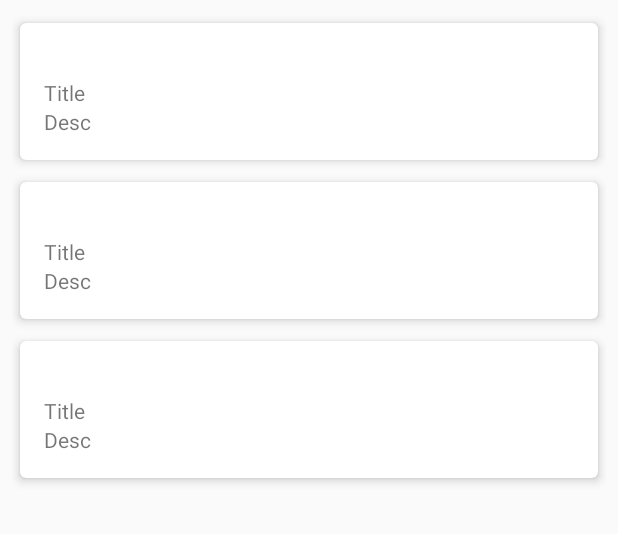
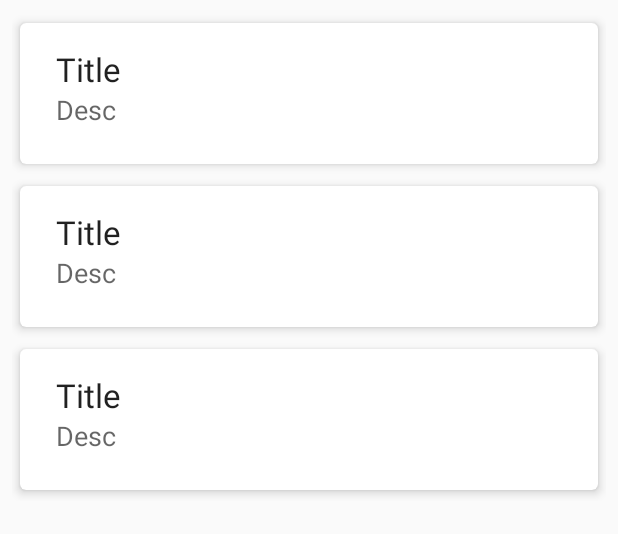
Before and after one commit to rbgautam/AndroidProgramming, an Android app: the layout content_shopping_list.xml on its own in the app's theme, with its tools: preview values and no code run, on a phone screen of 412 x 824 dp. Shown: the top 534 px of the screen. Run offline under Robolectric (Android 15) with nearby library versions, the phone set to English and light mode, and no system bars.

Commit message:
Fixed Cardview Layout Fixed Appcompat in Gradle file

```diff
--- a/ShoppingList/app/build.gradle
+++ b/ShoppingList/app/build.gradle
@@ -28,5 +28,5 @@ dependencies {
     compile 'com.android.support.constraint:constraint-layout:1.0.2'
     compile 'com.android.support:design:27.+'
     testCompile 'junit:junit:4.12'
-    compile 'com.android.support:cardview-v7:25.3.1'
+    compile 'com.android.support:cardview-v7:27.+'
 }
--- a/ShoppingList/app/src/main/res/layout/item_product_list.xml
+++ b/ShoppingList/app/src/main/res/layout/item_product_list.xml
@@ -23,31 +23,27 @@
                 android:layout_width="0dp"
                 android:layout_height="wrap_content"
                 android:layout_marginBottom="0dp"
-                android:layout_marginLeft="0dp"
-                android:layout_marginRight="0dp"
-                android:layout_marginTop="0dp"
+                android:layout_marginLeft="8dp"
+                android:layout_marginRight="8dp"
                 android:text="Title"
-                app:layout_constraintBottom_toBottomOf="parent"
+                android:textAppearance="@android:style/TextAppearance.Material.Large"
+                app:layout_constraintBottom_toTopOf="@+id/textDesc"
                 app:layout_constraintHorizontal_bias="0.0"
                 app:layout_constraintLeft_toLeftOf="parent"
-                app:layout_constraintRight_toRightOf="parent"
-                app:layout_constraintTop_toTopOf="parent"
-                app:layout_constraintVertical_bias="0.515" />
+                app:layout_constraintRight_toRightOf="parent" />
 
             <TextView
                 android:id="@+id/textDesc"
                 android:layout_width="0dp"
                 android:layout_height="wrap_content"
-                android:layout_marginBottom="0dp"
-                android:layout_marginLeft="0dp"
-                android:layout_marginRight="0dp"
-                android:layout_marginTop="0dp"
+                android:layout_marginBottom="8dp"
+                android:layout_marginLeft="8dp"
+                android:layout_marginRight="8dp"
                 android:text="Desc"
+                android:textAppearance="@android:style/TextAppearance.Material.Medium"
                 app:layout_constraintBottom_toBottomOf="parent"
                 app:layout_constraintLeft_toLeftOf="parent"
-                app:layout_constraintRight_toRightOf="parent"
-                app:layout_constraintTop_toBottomOf="@+id/textTitle"
-                app:layout_constraintHorizontal_bias="0.0" />
+                app:layout_constraintRight_toRightOf="parent" />
         </android.support.constraint.ConstraintLayout>
     </android.support.v7.widget.CardView>
 </FrameLayout>
```
